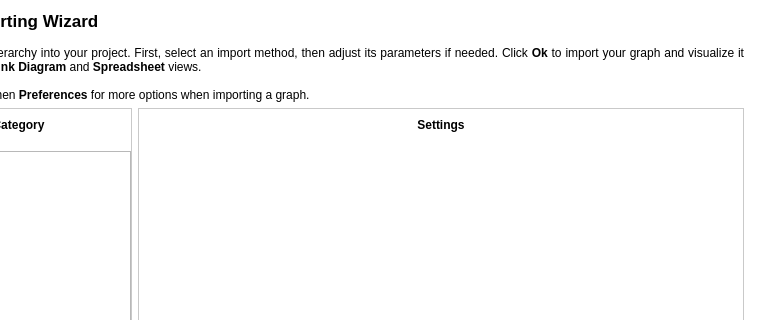
This is plugins/perspective/GraphPerspective/designer/ImportWizard.ui in Tulip-Dev/tulip as Qt 5 draws it before an edit; both pictures show x 115 to 879 and y 0 to 320 of the 879 by 458 pixel window. The edited form follows.
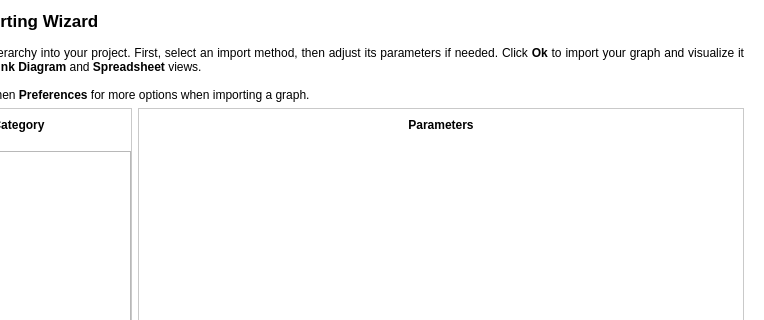
This is the edited form. Icons and pictures are not drawn.

Commit message: Export/Import wizard dialogs fixes and enhancements

```diff
--- a/plugins/perspective/GraphPerspective/designer/ImportWizard.ui
+++ b/plugins/perspective/GraphPerspective/designer/ImportWizard.ui
@@ -214,7 +214,7 @@
                 </size>
                </property>
                <property name="text">
-                <string>&lt;b&gt;Settings&lt;b&gt;</string>
+                <string>&lt;b&gt;Parameters&lt;b&gt;</string>
                </property>
                <property name="alignment">
                 <set>Qt::AlignCenter</set>
```
The commit also changes 1 other file.
